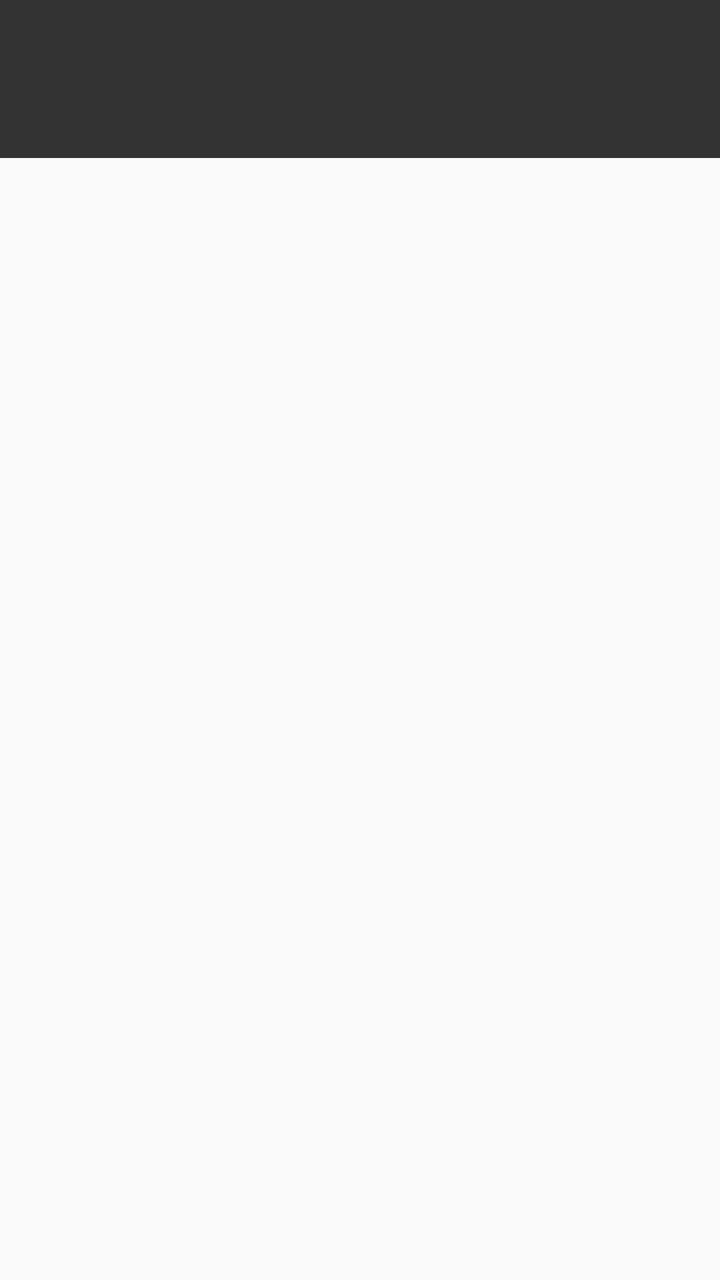
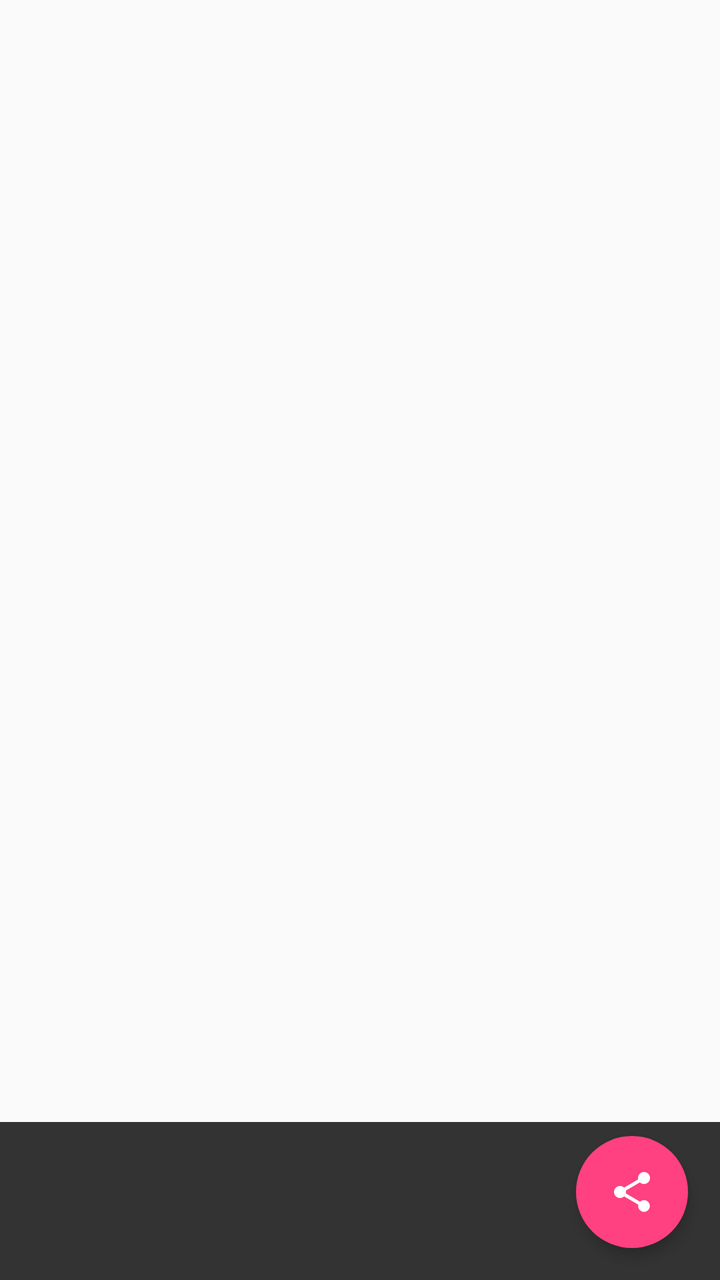

Screens rendered from an Android XML layout before and after an edit, with the pre-edit source and the edit as a unified diff.
<!-- AndroidManifest.xml: activity theme AppTheme.NoActionBar -->
<!-- res/layout/fragment_meteorite_detail.xml -->
<?xml version="1.0" encoding="utf-8"?>
<LinearLayout xmlns:android="http://schemas.android.com/apk/res/android"
    android:id="@+id/content_detail"
    android:layout_width="match_parent"
    android:layout_height="match_parent"
    android:orientation="vertical">

    <LinearLayout
        android:id="@+id/meta_bar"
        android:layout_width="match_parent"
        android:layout_height="wrap_content"
        android:layout_gravity="bottom"
        android:background="@color/meta_bar_background_color"
        android:orientation="vertical"
        android:paddingBottom="@dimen/detail_metabar_vert_padding"
        android:paddingLeft="@dimen/detail_inner_horiz_margin"
        android:paddingRight="@dimen/detail_inner_horiz_margin"
        android:paddingTop="@dimen/detail_metabar_vert_padding">

        <TextView
            android:id="@+id/title"
            style="?android:attr/textAppearanceLarge"
            android:layout_width="match_parent"
            android:layout_height="wrap_content"
            android:fontFamily="sans-serif-condensed"
            android:lineSpacingMultiplier="0.9"
            android:paddingBottom="@dimen/detail_metabar_title_bottom_padding"
            android:textColor="#fff"
            android:textSize="@dimen/detail_title_text_size"
            android:textStyle="bold" />


    </LinearLayout>

    <TextView
        android:id="@+id/location"
        android:layout_width="wrap_content"
        android:layout_height="wrap_content" />

    <TextView
        android:id="@+id/year"
        android:layout_width="wrap_content"
        android:layout_height="wrap_content" />

    <TextView
        android:id="@+id/mass"
        android:layout_width="wrap_content"
        android:layout_height="wrap_content" />

    <TextView
        android:id="@+id/nametype"
        android:layout_width="wrap_content"
        android:layout_height="wrap_content" />

    <TextView
        android:id="@+id/recclass"
        android:layout_width="wrap_content"
        android:layout_height="wrap_content" />


</LinearLayout>
<!-- resources referenced by this layout -->
<resources>
  <color name="meta_bar_background_color">@color/title_color</color>
  <dimen name="detail_inner_horiz_margin">16dp</dimen>
  <dimen name="detail_metabar_title_bottom_padding">4dp</dimen>
  <dimen name="detail_metabar_vert_padding">16dp</dimen>
  <dimen name="detail_title_text_size">32sp</dimen>
  <style name="AppTheme.NoActionBar">
          <item name="windowActionBar">false</item>
          <item name="windowNoTitle">true</item>
      </style>
  <color name="title_color">#333</color>
</resources>

<!-- the commit's change to res/layout/fragment_meteorite_detail.xml (unified diff, before → after) -->
@@ -1,5 +1,5 @@
 <?xml version="1.0" encoding="utf-8"?>
-<LinearLayout xmlns:android="http://schemas.android.com/apk/res/android"
+<android.support.design.widget.CoordinatorLayout xmlns:android="http://schemas.android.com/apk/res/android"
     android:id="@+id/content_detail"
     android:layout_width="match_parent"
     android:layout_height="match_parent"
@@ -57,5 +57,16 @@
         android:layout_width="wrap_content"
         android:layout_height="wrap_content" />
 
+    <ImageButton
+        android:id="@+id/share_fab"
+        android:layout_width="56dp"
+        android:layout_height="56dp"
+        android:layout_gravity="bottom|end"
+        android:layout_marginBottom="@dimen/fab_margin"
+        android:layout_marginRight="@dimen/fab_margin"
+        android:background="@drawable/add_fab_background"
+        android:contentDescription="@string/action_share"
+        android:elevation="@dimen/fab_elevation"
+        android:src="@drawable/ic_share" />
 
-</LinearLayout>
+</android.support.design.widget.CoordinatorLayout>
<!-- resource entries referenced after the edit -->
@@ -5,10 +5,38 @@
   <dimen name="detail_metabar_title_bottom_padding">4dp</dimen>
   <dimen name="detail_metabar_vert_padding">16dp</dimen>
   <dimen name="detail_title_text_size">32sp</dimen>
+  <dimen name="fab_elevation">4dp</dimen>
+  <dimen name="fab_margin">16dp</dimen>
+  <!-- drawable add_fab_background (drawable-nodpi) -->
+  <layer-list xmlns:android="http://schemas.android.com/apk/res/android">
+      <item>
+          <shape android:shape="oval">
+              <solid android:color="@color/colorAccent" />
+          </shape>
+      </item>
+      <item android:drawable="@drawable/white_selectable_item_background_circle" />
+  </layer-list>
+  <!-- drawable ic_share: png bitmap (drawable-nodpi, 698 bytes) -->
+  <string name="action_share">Share</string>
   <style name="AppTheme.NoActionBar">
           <item name="windowActionBar">false</item>
           <item name="windowNoTitle">true</item>
       </style>
   <color name="title_color">#333</color>
+  <color name="colorAccent">#FF4081</color>
+  <!-- drawable white_selectable_item_background_circle (drawable-nodpi) -->
+  <selector xmlns:android="http://schemas.android.com/apk/res/android" android:enterFadeDuration="100" android:exitFadeDuration="100">
+      <item android:state_pressed="true">
+          <shape android:shape="oval">
+              <solid android:color="#3fff" />
+          </shape>
+      </item>
+      <item android:state_focused="true">
+          <shape android:shape="oval">
+              <solid android:color="#2fff" />
+          </shape>
+      </item>
+      <item android:drawable="@android:color/transparent" />
+  </selector>
 </resources>
 
